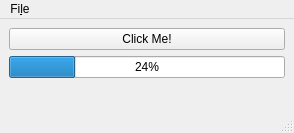
First picture: the form in mainwindow.ui, repository orestesmas/pycirkuit, before the edit.
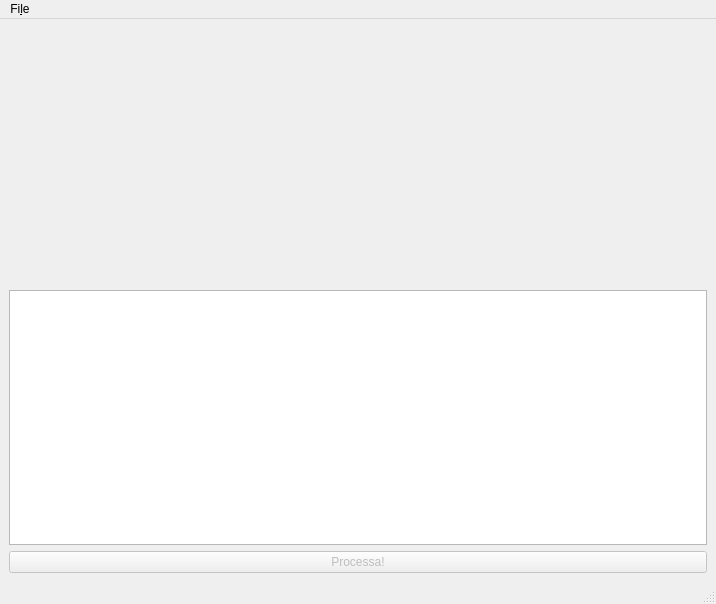
Second picture: the form after the edit.

```diff
--- a/mainwindow.ui
+++ b/mainwindow.ui
@@ -6,8 +6,8 @@
    <rect>
     <x>0</x>
     <y>0</y>
-    <width>294</width>
-    <height>133</height>
+    <width>716</width>
+    <height>604</height>
    </rect>
   </property>
   <property name="windowTitle">
@@ -15,33 +15,42 @@
   </property>
   <widget class="QWidget" name="centralwidget">
    <layout class="QVBoxLayout" name="verticalLayout">
+    <item>
+     <widget class="QLabel" name="imatge">
+      <property name="sizePolicy">
+       <sizepolicy hsizetype="Preferred" vsizetype="Preferred">
+        <horstretch>1</horstretch>
+        <verstretch>1</verstretch>
+       </sizepolicy>
+      </property>
+      <property name="text">
+       <string/>
+      </property>
+      <property name="alignment">
+       <set>Qt::AlignCenter</set>
+      </property>
+     </widget>
+    </item>
+    <item>
+     <widget class="QTextEdit" name="textEdit">
+      <property name="sizePolicy">
+       <sizepolicy hsizetype="Expanding" vsizetype="Expanding">
+        <horstretch>1</horstretch>
+        <verstretch>1</verstretch>
+       </sizepolicy>
+      </property>
+     </widget>
+    </item>
     <item>
      <widget class="QPushButton" name="pushButton">
+      <property name="enabled">
+       <bool>false</bool>
+      </property>
       <property name="text">
-       <string>Click Me!</string>
+       <string>Processa!</string>
       </property>
      </widget>
     </item>
-    <item>
-     <widget class="QProgressBar" name="progressBar">
-      <property name="value">
-       <number>24</number>
-      </property>
-     </widget>
-    </item>
-    <item>
-     <spacer name="verticalSpacer">
-      <property name="orientation">
-       <enum>Qt::Vertical</enum>
-      </property>
-      <property name="sizeHint" stdset="0">
-       <size>
-        <width>20</width>
-        <height>40</height>
-       </size>
-      </property>
-     </spacer>
-    </item>
    </layout>
   </widget>
   <widget class="QMenuBar" name="menubar">
@@ -49,8 +58,8 @@
     <rect>
      <x>0</x>
      <y>0</y>
-     <width>294</width>
-     <height>29</height>
+     <width>716</width>
+     <height>36</height>
     </rect>
    </property>
    <widget class="QMenu" name="menuFile">
```
Left out of the diff: 11 changed lines with no effect on the pictures.
